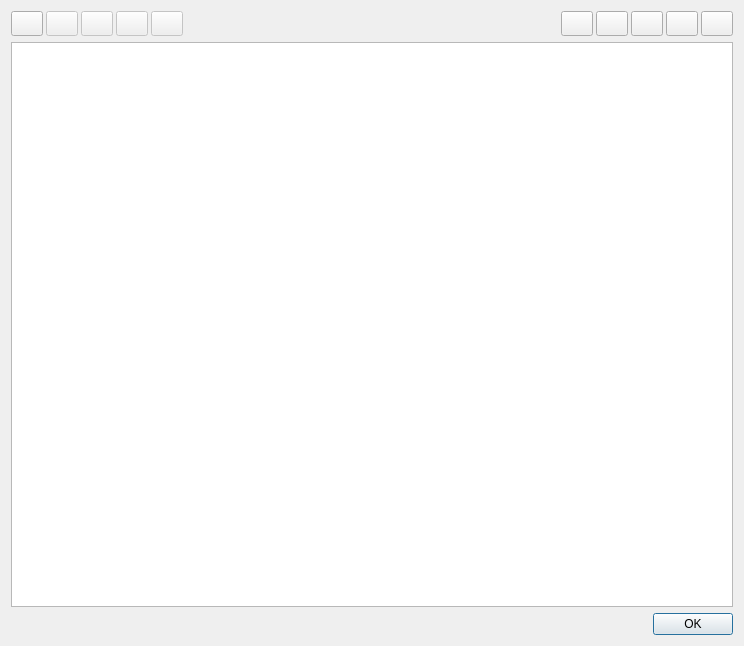
Above: gui/daq/dialog_spectra_templates.ui from usnistgov/qpx-gamma before the change. Below: the same form after it.
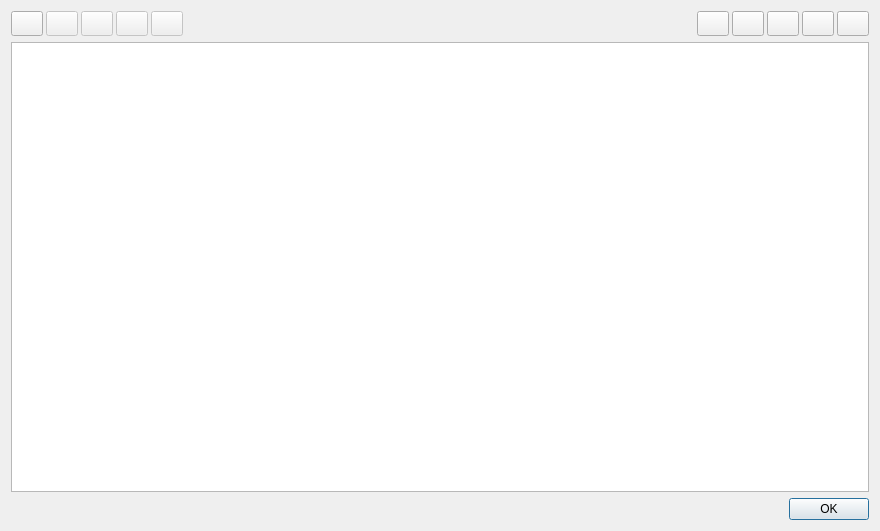
That is the form after the change. Icons and pictures are not drawn.

```diff
--- a/gui/daq/dialog_spectra_templates.ui
+++ b/gui/daq/dialog_spectra_templates.ui
@@ -9,8 +9,8 @@
    <rect>
     <x>0</x>
     <y>0</y>
-    <width>744</width>
-    <height>646</height>
+    <width>880</width>
+    <height>531</height>
    </rect>
   </property>
   <property name="windowTitle">
```
